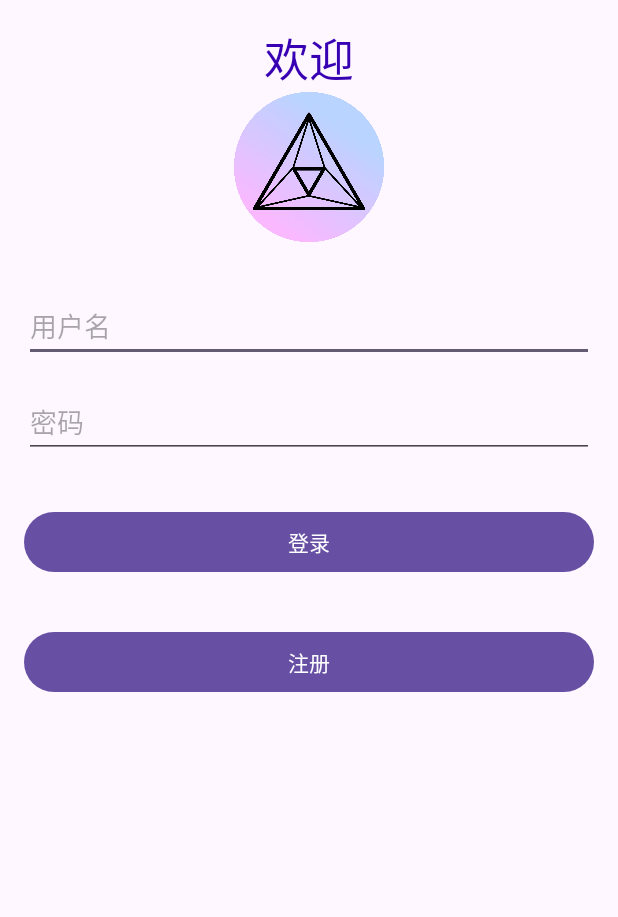
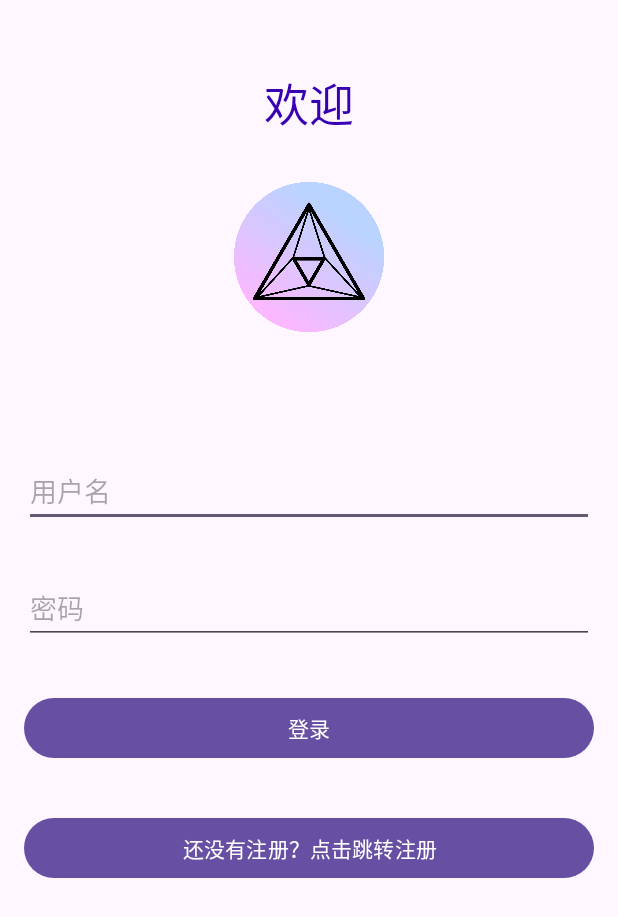
Before and after one commit to Guan612/myphoto, an Android app: the layout denlu.xml on its own in the app's theme, with its tools: preview values and no code run, on a phone screen of 412 x 824 dp. Shown: the top 917 px of the screen. Run offline under Robolectric (Android 15) with nearby library versions, the phone set to English and light mode, and no system bars.

Commit message:
修改了登录页面逻辑

```diff
--- a/app/src/main/res/layout/denlu.xml
+++ b/app/src/main/res/layout/denlu.xml
@@ -11,42 +11,45 @@
         android:text="欢迎"
         android:textSize="30dp"
         android:textColor="@color/design_default_color_primary_variant"
-        android:gravity="center"/>
+        android:gravity="center"
+        android:layout_marginTop="30dp"/>
 
     <ImageView
         android:layout_width="100dp"
         android:layout_height="100dp"
         android:src="@mipmap/Photoprism"
         android:layout_gravity="center_horizontal"
-        android:layout_marginBottom="32dp"/>
+        android:layout_marginBottom="32dp"
+        android:layout_marginTop="30dp"/>
 
     <EditText
-        android:id="@+id/editTextUsername"
+        android:id="@+id/userid"
         android:layout_width="match_parent"
         android:layout_height="wrap_content"
         android:hint="用户名"
-        android:inputType="text"/>
+        android:inputType="text"
+        android:layout_marginTop="50dp"/>
 
     <EditText
-        android:id="@+id/editTextPassword"
+        android:id="@+id/password"
         android:layout_width="match_parent"
         android:layout_height="wrap_content"
         android:hint="密码"
         android:inputType="textPassword"
-        android:layout_marginTop="16dp"/>
+        android:layout_marginTop="30dp"/>
 
     <Button
-        android:id="@+id/buttonLogin"
+        android:id="@+id/login"
         android:layout_width="match_parent"
         android:layout_height="wrap_content"
         android:layout_marginTop="32dp"
         android:text="登录" />
 
     <Button
-        android:id="@+id/buttonLogin"
+        android:id="@+id/jumpRegistration"
         android:layout_width="match_parent"
         android:layout_height="wrap_content"
         android:layout_marginTop="32dp"
-        android:text="注册" />
+        android:text="还没有注册？点击跳转注册" />
 
 </LinearLayout>
```
